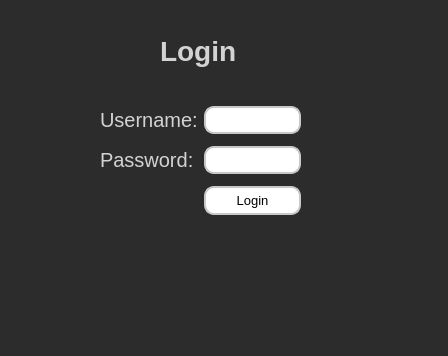
The window that Patient_Data_Project/logindialog.ui (Baljet389/Patient_Data) describes before a commit, drawn with Qt 5.
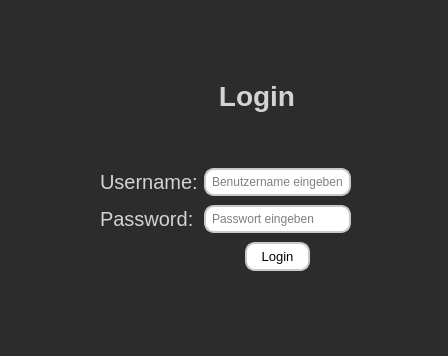
The same window after the commit.

What changed in the file:
```diff
--- a/Patient_Data_Project/logindialog.ui
+++ b/Patient_Data_Project/logindialog.ui
@@ -16,106 +16,45 @@
   <property name="styleSheet">
    <string notr="true">background-color: #2C2C2C;</string>
   </property>
-  <widget class="QLabel" name="login_lbl">
-   <property name="geometry">
-    <rect>
-     <x>160</x>
-     <y>30</y>
-     <width>81</width>
-     <height>41</height>
-    </rect>
-   </property>
-   <property name="font">
-    <font>
-     <pointsize>21</pointsize>
-     <bold>true</bold>
-    </font>
-   </property>
-   <property name="styleSheet">
-    <string notr="true">color: #D3D3D3;</string>
-   </property>
-   <property name="text">
-    <string>Login</string>
-   </property>
-  </widget>
   <widget class="QWidget" name="">
    <property name="geometry">
     <rect>
      <x>100</x>
-     <y>100</y>
-     <width>201</width>
-     <height>121</height>
+     <y>80</y>
+     <width>251</width>
+     <height>191</height>
     </rect>
    </property>
-   <layout class="QGridLayout" name="gridLayout">
-    <item row="1" column="1">
-     <widget class="QLineEdit" name="passw_edit">
-      <property name="styleSheet">
-       <string notr="true">QLineEdit {
-    background-color: #ffffff; 
-    border: 2px solid;
-	 border-color: rgb(201, 201, 201);
-    border-radius: 10px;
-    padding: 4px;
-}</string>
+   <layout class="QVBoxLayout" name="verticalLayout">
+    <item>
+     <layout class="QGridLayout" name="gridLayout">
+      <property name="topMargin">
+       <number>0</number>
       </property>
-      <property name="echoMode">
-       <enum>QLineEdit::EchoMode::Password</enum>
+      <property name="rightMargin">
+       <number>0</number>
       </property>
-     </widget>
-    </item>
-    <item row="0" column="1">
-     <widget class="QLineEdit" name="name_edit">
-      <property name="styleSheet">
-       <string notr="true">QLineEdit {
-    background-color: #ffffff; 
-    border: 2px solid;
-	 border-color: rgb(201, 201, 201);
-    border-radius: 10px;
-    padding: 4px;
-}</string>
+      <property name="bottomMargin">
+       <number>0</number>
       </property>
-     </widget>
-    </item>
-    <item row="0" column="0">
-     <widget class="QLabel" name="username_lbl">
-      <property name="font">
-       <font>
-        <pointsize>15</pointsize>
-       </font>
+      <property name="verticalSpacing">
+       <number>9</number>
       </property>
-      <property name="styleSheet">
-       <string notr="true">color: #D3D3D3;</string>
-      </property>
-      <property name="text">
-       <string>Username:</string>
-      </property>
-     </widget>
-    </item>
-    <item row="1" column="0">
-     <widget class="QLabel" name="password_lbl">
-      <property name="font">
-       <font>
-        <pointsize>15</pointsize>
-       </font>
-      </property>
-      <property name="styleSheet">
-       <string notr="true">color: #D3D3D3;</string>
-      </property>
-      <property name="text">
-       <string>Password:</string>
-      </property>
-     </widget>
-    </item>
-    <item row="2" column="1">
-     <widget class="QPushButton" name="login_btn">
-      <property name="font">
-       <font>
-        <pointsize>10</pointsize>
-       </font>
-      </property>
-      <property name="styleSheet">
-       <string notr="true">QPushButton {
+      <item row="4" column="2">
+       <widget class="QPushButton" name="login_btn">
+        <property name="minimumSize">
+         <size>
+          <width>65</width>
+          <height>0</height>
+         </size>
+        </property>
+        <property name="font">
+         <font>
+          <pointsize>10</pointsize>
+         </font>
+        </property>
+        <property name="styleSheet">
+         <string notr="true">QPushButton {
     background-color: rgb(255, 255, 255);
     border: 2px solid;
 	 border-color: rgb(201, 201, 201);
@@ -129,11 +68,149 @@
     background-color: darkgray;
     border: 2px solid black;
 }</string>
-      </property>
-      <property name="text">
-       <string>Login</string>
-      </property>
-     </widget>
+        </property>
+        <property name="text">
+         <string>Login</string>
+        </property>
+       </widget>
+      </item>
+      <item row="2" column="0">
+       <widget class="QLabel" name="username_lbl">
+        <property name="font">
+         <font>
+          <pointsize>15</pointsize>
+         </font>
+        </property>
+        <property name="styleSheet">
+         <string notr="true">color: #D3D3D3;</string>
+        </property>
+        <property name="text">
+         <string>Username:</string>
+        </property>
+       </widget>
+      </item>
+      <item row="4" column="3">
+       <spacer name="horizontalSpacer">
+        <property name="orientation">
+         <enum>Qt::Orientation::Horizontal</enum>
+        </property>
+        <property name="sizeHint" stdset="0">
+         <size>
+          <width>40</width>
+          <height>20</height>
+         </size>
+        </property>
+       </spacer>
+      </item>
+      <item row="2" column="1" colspan="3">
+       <widget class="QLineEdit" name="name_edit">
+        <property name="styleSheet">
+         <string notr="true">QLineEdit {
+    background-color: #ffffff; 
+    border: 2px solid;
+	 border-color: rgb(201, 201, 201);
+    border-radius: 10px;
+    padding: 4px;
+}</string>
+        </property>
+        <property name="placeholderText">
+         <string>Benutzername eingeben</string>
+        </property>
+       </widget>
+      </item>
+      <item row="3" column="1" colspan="3">
+       <widget class="QLineEdit" name="passw_edit">
+        <property name="styleSheet">
+         <string notr="true">QLineEdit {
+    background-color: #ffffff; 
+    border: 2px solid;
+	 border-color: rgb(201, 201, 201);
+    border-radius: 10px;
+    padding: 4px;
+}</string>
+        </property>
+        <property name="echoMode">
+         <enum>QLineEdit::EchoMode::Password</enum>
+        </property>
+        <property name="placeholderText">
+         <string>Passwort eingeben</string>
+        </property>
+       </widget>
+      </item>
+      <item row="1" column="1">
+       <spacer name="verticalSpacer_2">
+        <property name="orientation">
+         <enum>Qt::Orientation::Vertical</enum>
+        </property>
+        <property name="sizeHint" stdset="0">
+         <size>
+          <width>20</width>
+          <height>40</height>
+         </size>
+        </property>
+       </spacer>
+      </item>
+      <item row="3" column="0">
+       <widget class="QLabel" name="password_lbl">
+        <property name="font">
+         <font>
+          <pointsize>15</pointsize>
+         </font>
+        </property>
+        <property name="styleSheet">
+         <string notr="true">color: #D3D3D3;</string>
+        </property>
+        <property name="text">
+         <string>Password:</string>
+        </property>
+       </widget>
+      </item>
+      <item row="1" column="0">
+       <spacer name="verticalSpacer">
+        <property name="orientation">
+         <enum>Qt::Orientation::Vertical</enum>
+        </property>
+        <property name="sizeHint" stdset="0">
+         <size>
+          <width>20</width>
+          <height>40</height>
+         </size>
+        </property>
+       </spacer>
+      </item>
+      <item row="4" column="1">
+       <spacer name="horizontalSpacer_2">
+        <property name="orientation">
+         <enum>Qt::Orientation::Horizontal</enum>
+        </property>
+        <property name="sizeHint" stdset="0">
+         <size>
+          <width>40</width>
+          <height>20</height>
+         </size>
+        </property>
+       </spacer>
+      </item>
+      <item row="0" column="1" colspan="2">
+       <widget class="QLabel" name="login_lbl">
+        <property name="font">
+         <font>
+          <pointsize>21</pointsize>
+          <bold>true</bold>
+         </font>
+        </property>
+        <property name="styleSheet">
+         <string notr="true">color: #D3D3D3;</string>
+        </property>
+        <property name="text">
+         <string>Login</string>
+        </property>
+        <property name="alignment">
+         <set>Qt::AlignmentFlag::AlignCenter</set>
+        </property>
+       </widget>
+      </item>
+     </layout>
     </item>
    </layout>
   </widget>
```
